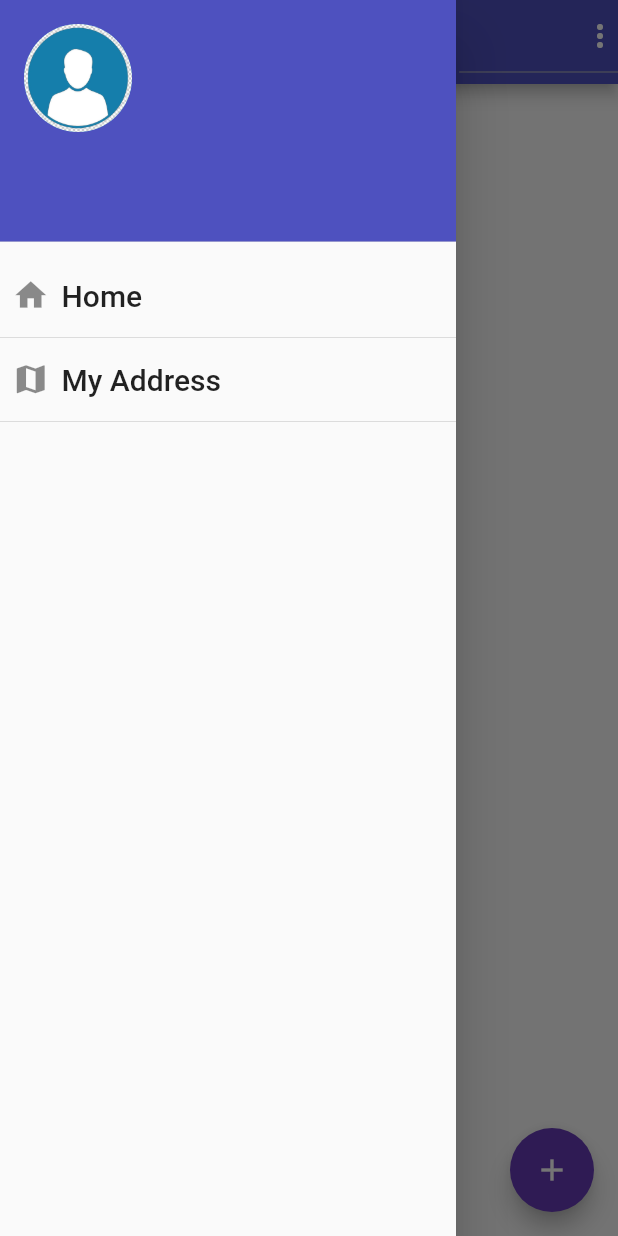
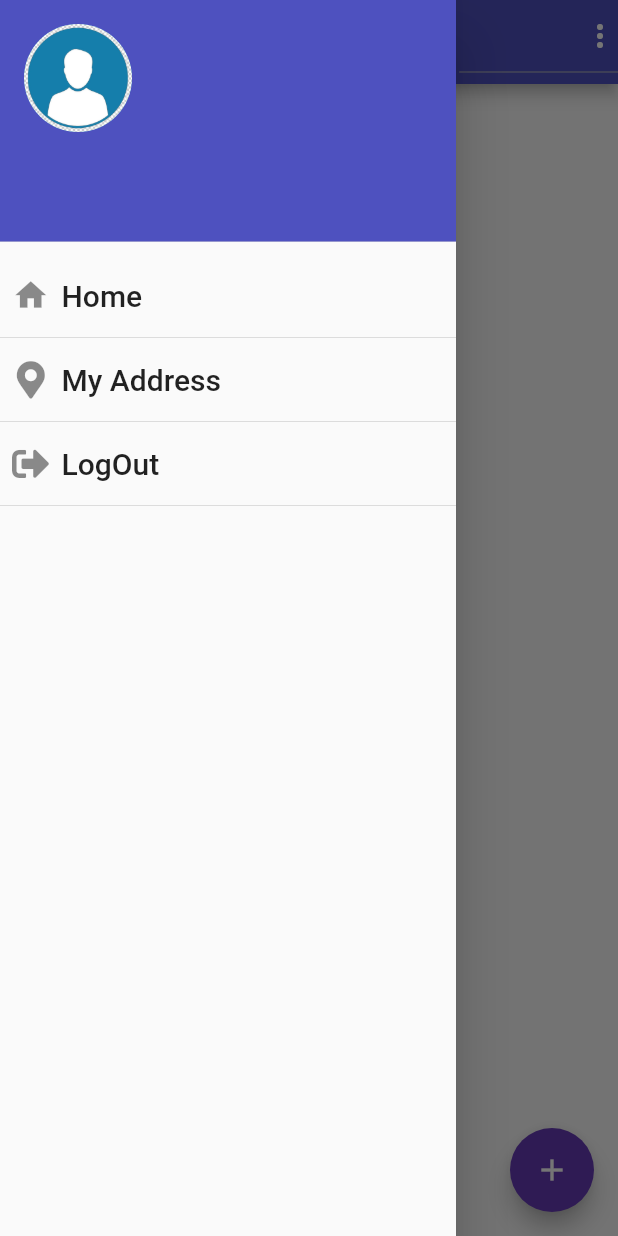
Before and after one commit to yassine-bennkhay/flutter_firebase, a Flutter app: the screen it shows once a user with an empty profile is signed in, with the side drawer open, on a phone screen of 412 x 824 dp. Run offline on Flutter 3.47's test engine with Material 2 defaults, Android fonts, the phone set to English and light mode, and no system bars; our stand-ins replace cloud_firestore, firebase_auth, firebase_core, firebase_storage, flutter_neumorphic, font_awesome_flutter and 2 more; missing offline and left inert: geocoder; accounts and stored records are empty.

Commit message:
get rid of some stuff

```diff
--- a/lib/screens/guest_home_screen.dart
+++ b/lib/screens/guest_home_screen.dart
@@ -112,7 +112,7 @@ class _guestHomeScreenState extends State<guestHomeScreen> {
                                         width: 8,
                                       ),
                                       Text(
-                                        usersData['address'],
+                                       'address',
                                         style: TextStyle(fontSize: 16),
                                         maxLines: 2,
                                         overflow: TextOverflow.ellipsis,
--- a/lib/screens/seller_home_screen.dart
+++ b/lib/screens/seller_home_screen.dart
@@ -1,6 +1,8 @@
+import 'package:chicken/screens/auth_screen.dart';
 import 'package:chicken/user_location.dart';
 import 'package:chicken/widgets/user_post_widget.dart';
 import 'package:firebase_storage/firebase_storage.dart';
+import 'package:font_awesome_flutter/font_awesome_flutter.dart';
 
 import 'new_post.dart';
 import 'package:cloud_firestore/cloud_firestore.dart';
@@ -9,6 +11,7 @@ import 'package:flutter/material.dart';
 
 class sellerScreen extends StatefulWidget {
   static const routeName = 'seller-home-page';
+
   sellerScreen(this.documentId);
    String documentId;
 String docItem;
@@ -17,6 +20,7 @@ String docItem;
 }
 
 class _sellerScreenState extends State<sellerScreen> {
+  UserLocation _userLocation=UserLocation();
 
   Function imagePick;
   CollectionReference users =
@@ -57,7 +61,9 @@ class _sellerScreenState extends State<sellerScreen> {
                         ),
                       ),
                       InkWell(
-                        onTap: () {},
+                        onTap: () {
+Navigator.push(context, MaterialPageRoute(builder: (context)=>sellerScreen(widget.documentId)));
+                        },
                         child: ListTile(
                           contentPadding: EdgeInsets.only(
                               left: 8, right: 0.0, bottom: 0, top: 0),
@@ -81,8 +87,8 @@ class _sellerScreenState extends State<sellerScreen> {
                         height: 0,
                       ),
                       InkWell(
-                        onTap: () {
-
+                        onTap: ()async {
+                          await _userLocation.goToMaps(data['latitude'], data['longitude']);
                         },
                         child: ListTile(
                           contentPadding: EdgeInsets.only(
@@ -97,10 +103,37 @@ class _sellerScreenState extends State<sellerScreen> {
                               fontSize: 20,
                             ),
                           ),
-                          leading: Icon(
-                            Icons.map,
-                            size: 25,
+                          leading:
+                            Icon(FontAwesomeIcons.mapMarkerAlt,size: 25,),
+
+
+                        ),
+                      ),
+                      Divider(
+                        height: 0,
+                      ),
+                      InkWell(
+                        onTap: ()async{
+                          await FirebaseAuth.instance.signOut();
+                          Navigator.pushReplacement(context, MaterialPageRoute(builder: (context)=>AuthScreen()));
+                        },
+                        child: ListTile(
+                          contentPadding: EdgeInsets.only(
+                              left: 8, right: 0.0, bottom: 0, top: 0),
+                          minLeadingWidth: 0.5,
+                          visualDensity: VisualDensity(
+                            horizontal: -4,
                           ),
+                          title: new Text(
+                            "LogOut",
+                            style: TextStyle(
+                              fontSize: 20,
+                            ),
+                          ),
+                          leading:
+                          Icon(FontAwesomeIcons.signOutAlt,size: 25,),
+
+
                         ),
                       ),
                       Divider(
--- a/lib/user_location.dart
+++ b/lib/user_location.dart
@@ -1,7 +1,6 @@
-import 'package:chicken/screens/edit_post.dart';
-import 'package:chicken/widgets/user_post_widget.dart';
+
 import 'package:cloud_firestore/cloud_firestore.dart';
-import 'package:firebase_auth/firebase_auth.dart';
+
 import 'package:location/location.dart';
 import 'package:url_launcher/url_launcher.dart';
 
--- a/lib/widgets/user_post_widget.dart
+++ b/lib/widgets/user_post_widget.dart
@@ -20,7 +20,6 @@ class UserPostWidget extends StatefulWidget {
 }
 
 class _UserPostWidgetState extends State<UserPostWidget> {
-  final FirebaseFirestore db = FirebaseFirestore.instance;
   @override
   Widget build(BuildContext context) {
 
@@ -32,11 +31,11 @@ class _UserPostWidgetState extends State<UserPostWidget> {
             backgroundImage: NetworkImage(widget.imageLink),
           ),
           title: Text(
-            widget.title,
+          widget.title,
             style: TextStyle(fontWeight: FontWeight.bold, fontSize: 18),
           ),
           subtitle: Text(
-            widget.address,
+           widget.price+ 'DH',
             style: TextStyle(fontSize: 15),
           ),
           trailing: IconButton(
--- a/pubspec.yaml
+++ b/pubspec.yaml
@@ -38,6 +38,7 @@ dependencies:
   url_launcher: ^6.0.9
   font_awesome_flutter: ^9.1.0
   location:
+  geocoder: ^0.2.1
 
 
 dev_dependencies:
```
Also changed, not shown: lib/screens/new_post.dart (+18 -8 lines), lib/screens/user_address_screen.dart (added, +57 -0 lines), lib/widgets/user_posts.dart (deleted, +0 -42 lines), pubspec.lock.
